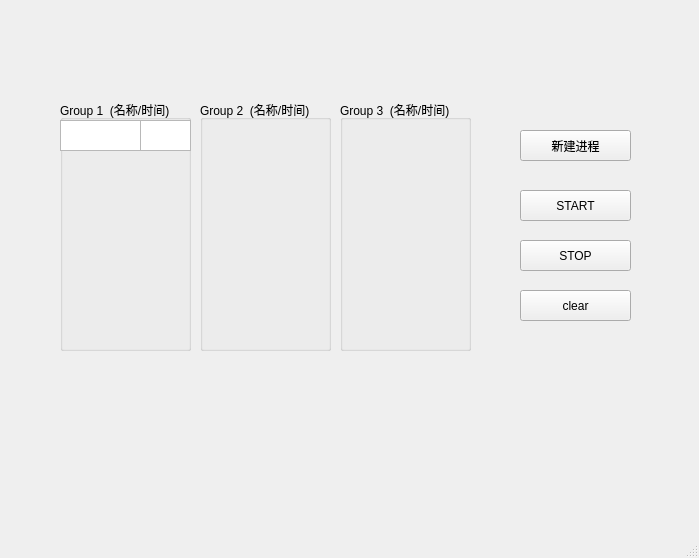
The window that src/oslab.ui (Shan4982/os1) describes before a commit, drawn with Qt 5.
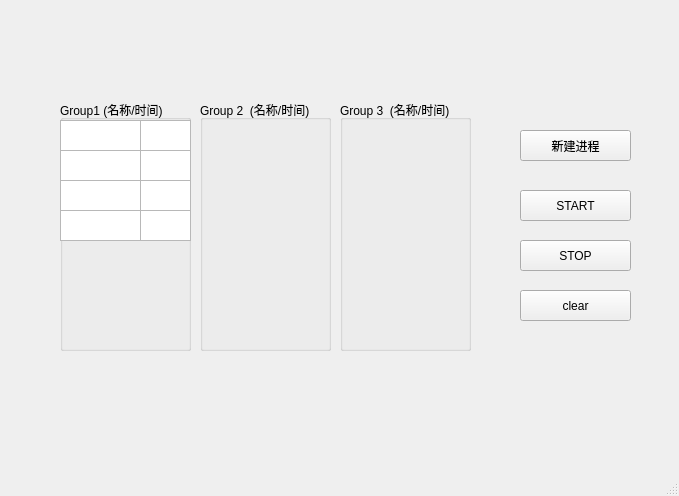
The same window after the commit.

```diff
--- a/src/oslab.ui
+++ b/src/oslab.ui
@@ -6,8 +6,8 @@
    <rect>
     <x>0</x>
     <y>0</y>
-    <width>699</width>
-    <height>558</height>
+    <width>679</width>
+    <height>496</height>
    </rect>
   </property>
   <property name="windowTitle">
@@ -63,7 +63,7 @@
      </rect>
     </property>
     <property name="title">
-     <string>Group 1  (名称/时间)</string>
+     <string>Group1 (名称/时间)</string>
     </property>
     <widget class="QTextBrowser" name="group1name1">
      <property name="geometry">
@@ -91,6 +91,84 @@
       <bool>true</bool>
      </property>
     </widget>
+    <widget class="QTextBrowser" name="group1name2">
+     <property name="geometry">
+      <rect>
+       <x>0</x>
+       <y>50</y>
+       <width>81</width>
+       <height>31</height>
+      </rect>
+     </property>
+     <property name="readOnly">
+      <bool>true</bool>
+     </property>
+    </widget>
+    <widget class="QTextBrowser" name="group1name3">
+     <property name="geometry">
+      <rect>
+       <x>0</x>
+       <y>80</y>
+       <width>81</width>
+       <height>31</height>
+      </rect>
+     </property>
+     <property name="readOnly">
+      <bool>true</bool>
+     </property>
+    </widget>
+    <widget class="QTextBrowser" name="group1name4">
+     <property name="geometry">
+      <rect>
+       <x>0</x>
+       <y>110</y>
+       <width>81</width>
+       <height>31</height>
+      </rect>
+     </property>
+     <property name="readOnly">
+      <bool>true</bool>
+     </property>
+    </widget>
+    <widget class="QTextBrowser" name="group1time2">
+     <property name="geometry">
+      <rect>
+       <x>80</x>
+       <y>50</y>
+       <width>51</width>
+       <height>31</height>
+      </rect>
+     </property>
+     <property name="readOnly">
+      <bool>true</bool>
+     </property>
+    </widget>
+    <widget class="QTextBrowser" name="group1time3">
+     <property name="geometry">
+      <rect>
+       <x>80</x>
+       <y>80</y>
+       <width>51</width>
+       <height>31</height>
+      </rect>
+     </property>
+     <property name="readOnly">
+      <bool>true</bool>
+     </property>
+    </widget>
+    <widget class="QTextBrowser" name="group1time4">
+     <property name="geometry">
+      <rect>
+       <x>80</x>
+       <y>110</y>
+       <width>51</width>
+       <height>31</height>
+      </rect>
+     </property>
+     <property name="readOnly">
+      <bool>true</bool>
+     </property>
+    </widget>
    </widget>
    <widget class="QGroupBox" name="group2">
     <property name="geometry">
```
